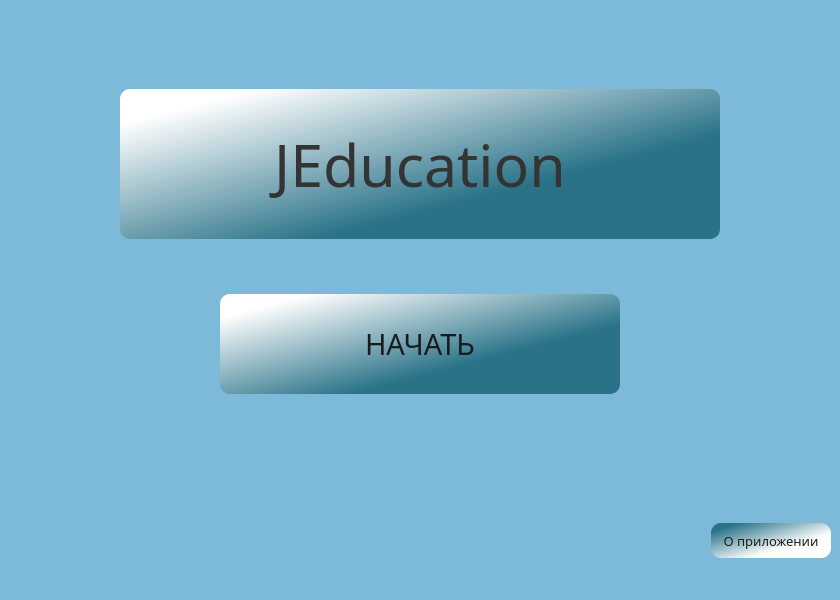
Above: Client/jeducation-v0.1/mainwindow.ui from Avedik/Desktop-application-IEducation before the change. Below: the same form after it.
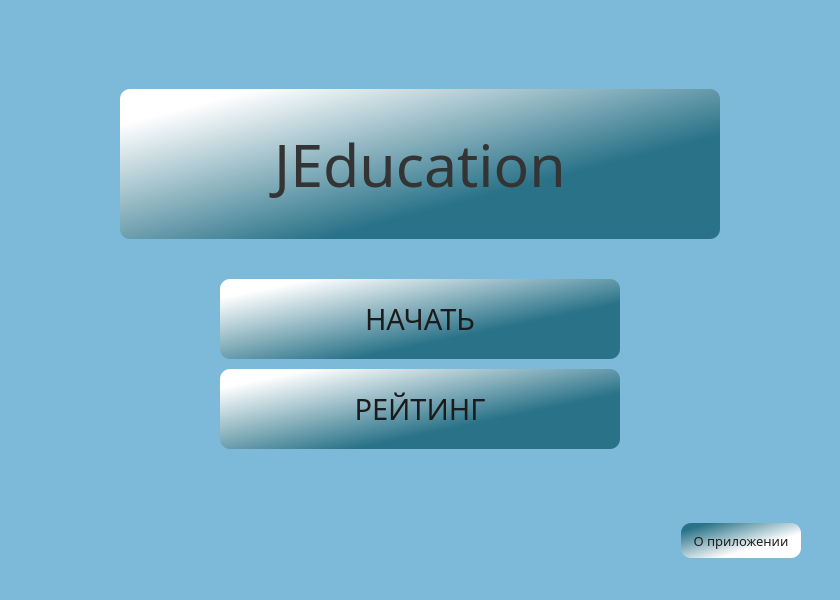
That is the form after the change.

Diff of the .ui file:
```diff
--- a/Client/jeducation-v0.1/mainwindow.ui
+++ b/Client/jeducation-v0.1/mainwindow.ui
@@ -118,7 +118,7 @@
         <property name="sizeHint" stdset="0">
          <size>
           <width>20</width>
-          <height>45</height>
+          <height>30</height>
          </size>
         </property>
        </spacer>
@@ -152,7 +152,7 @@
           <property name="minimumSize">
            <size>
             <width>140</width>
-            <height>100</height>
+            <height>80</height>
            </size>
           </property>
           <property name="maximumSize">
@@ -203,6 +203,73 @@
         </item>
        </layout>
       </item>
+      <item>
+       <layout class="QHBoxLayout" name="horizontalLayout_7">
+        <item>
+         <spacer name="horizontalSpacer_5">
+          <property name="orientation">
+           <enum>Qt::Horizontal</enum>
+          </property>
+          <property name="sizeType">
+           <enum>QSizePolicy::Fixed</enum>
+          </property>
+          <property name="sizeHint" stdset="0">
+           <size>
+            <width>100</width>
+            <height>20</height>
+           </size>
+          </property>
+         </spacer>
+        </item>
+        <item>
+         <widget class="QPushButton" name="pushButton_3">
+          <property name="minimumSize">
+           <size>
+            <width>140</width>
+            <height>80</height>
+           </size>
+          </property>
+          <property name="maximumSize">
+           <size>
+            <width>400</width>
+            <height>200</height>
+           </size>
+          </property>
+          <property name="font">
+           <font>
+            <family>Bahnschrift</family>
+            <pointsize>22</pointsize>
+           </font>
+          </property>
+          <property name="styleSheet">
+           <string notr="true">background-color: qlineargradient(spread:pad, x1:0.652, y1:0.67, x2:0.096, y2:0.136227, stop:0 rgba(41, 114, 136, 255), stop:1 rgba(255, 255, 255, 255));
+color: rgb(27, 27, 27);
+border:2px;
+border-radius:10;</string>
+          </property>
+          <property name="text">
+           <string>РЕЙТИНГ</string>
+          </property>
+         </widget>
+        </item>
+        <item>
+         <spacer name="horizontalSpacer_4">
+          <property name="orientation">
+           <enum>Qt::Horizontal</enum>
+          </property>
+          <property name="sizeType">
+           <enum>QSizePolicy::Fixed</enum>
+          </property>
+          <property name="sizeHint" stdset="0">
+           <size>
+            <width>100</width>
+            <height>20</height>
+           </size>
+          </property>
+         </spacer>
+        </item>
+       </layout>
+      </item>
      </layout>
     </item>
     <item>
@@ -218,8 +285,46 @@
       </property>
      </spacer>
     </item>
+    <item>
+     <spacer name="verticalSpacer_4">
+      <property name="orientation">
+       <enum>Qt::Vertical</enum>
+      </property>
+      <property name="sizeType">
+       <enum>QSizePolicy::Fixed</enum>
+      </property>
+      <property name="sizeHint" stdset="0">
+       <size>
+        <width>20</width>
+        <height>10</height>
+       </size>
+      </property>
+     </spacer>
+    </item>
     <item>
      <layout class="QHBoxLayout" name="horizontalLayout">
+      <property name="spacing">
+       <number>6</number>
+      </property>
+      <property name="bottomMargin">
+       <number>0</number>
+      </property>
+      <item>
+       <spacer name="horizontalSpacer_6">
+        <property name="orientation">
+         <enum>Qt::Horizontal</enum>
+        </property>
+        <property name="sizeType">
+         <enum>QSizePolicy::Fixed</enum>
+        </property>
+        <property name="sizeHint" stdset="0">
+         <size>
+          <width>30</width>
+          <height>20</height>
+         </size>
+        </property>
+       </spacer>
+      </item>
       <item>
        <widget class="QPushButton" name="pushButton_2">
         <property name="enabled">
```
Left out of the diff: 2 changed lines with no effect on the pictures.
